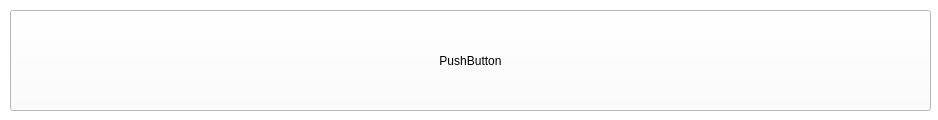
Qt form gui/ui_files/UF_PMConnecting.ui (ZachThornee/3K04PaceMaker) before a commit.
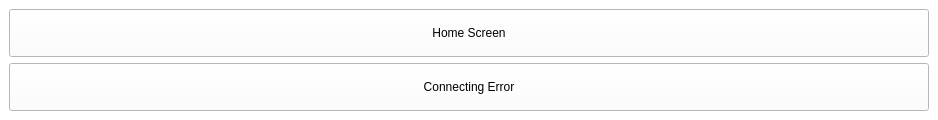
The same form after that commit.

```diff
--- a/gui/ui_files/UF_PMConnecting.ui
+++ b/gui/ui_files/UF_PMConnecting.ui
@@ -17,19 +17,34 @@
    <string notr="true">BACKGROUND-COLOR: rgb(255,255,255);</string>
   </property>
   <widget class="QWidget" name="UF_PMConnecting">
-   <widget class="QPushButton" name="PB_Title">
-    <property name="geometry">
-     <rect>
-      <x>10</x>
-      <y>10</y>
-      <width>921</width>
-      <height>101</height>
-     </rect>
-    </property>
-    <property name="text">
-     <string>PushButton</string>
-    </property>
-   </widget>
+   <layout class="QVBoxLayout" name="verticalLayout">
+    <item>
+     <widget class="QPushButton" name="PB_HomeScreen">
+      <property name="sizePolicy">
+       <sizepolicy hsizetype="MinimumExpanding" vsizetype="Expanding">
+        <horstretch>0</horstretch>
+        <verstretch>0</verstretch>
+       </sizepolicy>
+      </property>
+      <property name="text">
+       <string>Home Screen</string>
+      </property>
+     </widget>
+    </item>
+    <item>
+     <widget class="QPushButton" name="PB_ConnectionError">
+      <property name="sizePolicy">
+       <sizepolicy hsizetype="Expanding" vsizetype="Expanding">
+        <horstretch>0</horstretch>
+        <verstretch>0</verstretch>
+       </sizepolicy>
+      </property>
+      <property name="text">
+       <string>Connecting Error</string>
+      </property>
+     </widget>
+    </item>
+   </layout>
   </widget>
  </widget>
  <resources/>
```
